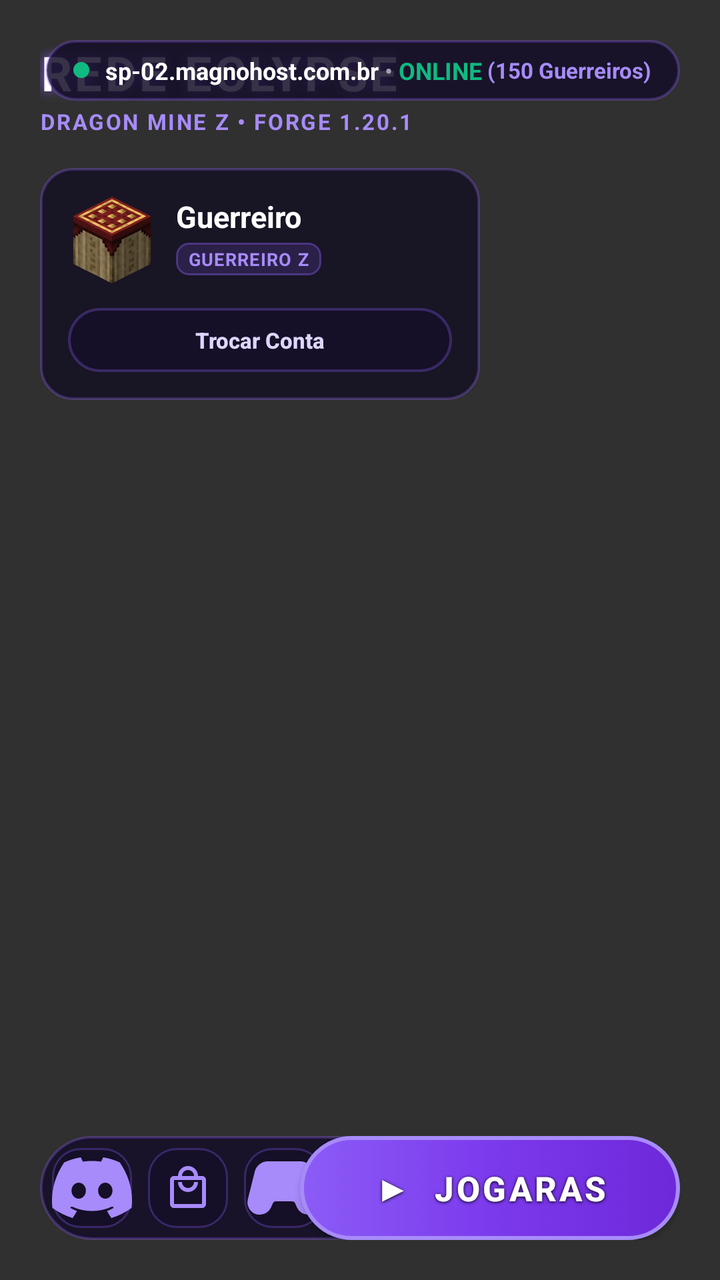
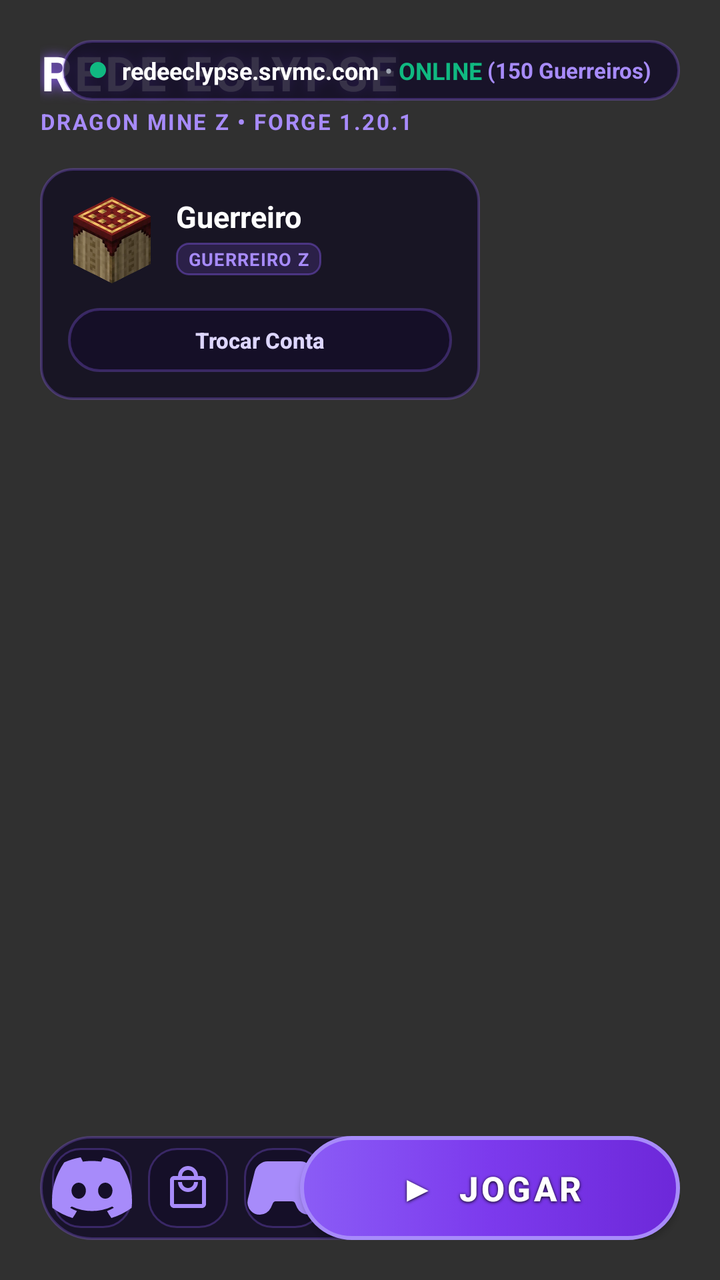

The first picture is an Android layout as it rendered before a commit; the second is the same layout after the commit. The layout source and the unified diff follow.
<!-- AndroidManifest.xml: application theme AppTheme -->
<!-- res/layout/fragment_launcher.xml -->
<?xml version="1.0" encoding="utf-8"?>
<androidx.constraintlayout.widget.ConstraintLayout
    xmlns:android="http://schemas.android.com/apk/res/android"
    xmlns:app="http://schemas.android.com/apk/res-auto"
    xmlns:tools="http://schemas.android.com/tools"
    android:id="@+id/fragment_menu_main"
    android:layout_width="match_parent"
    android:layout_height="match_parent"
    android:padding="20dp">

    
    <LinearLayout
        android:id="@+id/header_branding"
        android:layout_width="wrap_content"
        android:layout_height="wrap_content"
        android:orientation="vertical"
        app:layout_constraintStart_toStartOf="parent"
        app:layout_constraintTop_toTopOf="parent">

        <TextView
            android:id="@+id/title_rede_eclypse"
            android:layout_width="wrap_content"
            android:layout_height="wrap_content"
            android:text="REDE ECLYPSE"
            android:textColor="@color/eclypse_text_title"
            android:textSize="24sp"
            android:textStyle="bold"
            android:letterSpacing="0.06"
            android:shadowColor="@color/eclypse_purple_primary"
            android:shadowDx="0"
            android:shadowDy="0"
            android:shadowRadius="14" />

        <TextView
            android:layout_width="wrap_content"
            android:layout_height="wrap_content"
            android:text="DRAGON MINE Z • FORGE 1.20.1"
            android:textColor="@color/eclypse_purple_glow"
            android:textSize="11sp"
            android:textStyle="bold"
            android:letterSpacing="0.08"
            android:layout_marginTop="1dp" />
    </LinearLayout>

    
    <LinearLayout
        android:id="@+id/server_status_card"
        android:layout_width="wrap_content"
        android:layout_height="wrap_content"
        android:orientation="horizontal"
        android:gravity="center_vertical"
        android:background="@drawable/bg_glass_card_pill"
        android:paddingHorizontal="14dp"
        android:paddingVertical="7dp"
        app:layout_constraintEnd_toEndOf="parent"
        app:layout_constraintTop_toTopOf="parent">

        <View
            android:layout_width="8dp"
            android:layout_height="8dp"
            android:background="@drawable/indicator_online"
            android:layout_marginEnd="8dp" />

        <TextView
            android:id="@+id/server_address_text"
            android:layout_width="wrap_content"
            android:layout_height="wrap_content"
            android:text="sp-02.magnohost.com.br"
            android:textColor="@color/eclypse_text_title"
            android:textSize="12sp"
            android:textStyle="bold" />

        <TextView
            android:layout_width="wrap_content"
            android:layout_height="wrap_content"
            android:text=" • "
            android:textColor="@color/eclypse_text_muted"
            android:textSize="12sp" />

        <TextView
            android:id="@+id/server_status_text"
            android:layout_width="wrap_content"
            android:layout_height="wrap_content"
            android:text="ONLINE"
            android:textColor="@color/eclypse_online_green"
            android:textSize="12sp"
            android:textStyle="bold" />

        <TextView
            android:id="@+id/server_players_count"
            android:layout_width="wrap_content"
            android:layout_height="wrap_content"
            android:text=" (150 Guerreiros)"
            android:textColor="@color/eclypse_purple_glow"
            android:textSize="11sp"
            android:textStyle="bold" />
    </LinearLayout>

    
    <androidx.constraintlayout.widget.ConstraintLayout
        android:id="@+id/player_card"
        android:layout_width="220dp"
        android:layout_height="wrap_content"
        android:background="@drawable/bg_glass_card"
        android:padding="14dp"
        android:layout_marginTop="16dp"
        app:layout_constraintStart_toStartOf="parent"
        app:layout_constraintTop_toBottomOf="@id/header_branding">

        
        <ImageView
            android:id="@+id/player_skin_avatar"
            android:layout_width="44dp"
            android:layout_height="44dp"
            android:scaleType="fitCenter"
            android:src="@drawable/ic_pojav_full"
            app:layout_constraintStart_toStartOf="parent"
            app:layout_constraintTop_toTopOf="parent" />

        
        <TextView
            android:id="@+id/player_username"
            android:layout_width="0dp"
            android:layout_height="wrap_content"
            android:text="Guerreiro"
            android:textColor="@color/eclypse_text_title"
            android:textSize="15sp"
            android:textStyle="bold"
            android:maxLines="1"
            android:ellipsize="end"
            android:layout_marginStart="10dp"
            app:layout_constraintStart_toEndOf="@id/player_skin_avatar"
            app:layout_constraintEnd_toEndOf="parent"
            app:layout_constraintTop_toTopOf="@id/player_skin_avatar" />

        
        <TextView
            android:id="@+id/player_rank_tag"
            android:layout_width="wrap_content"
            android:layout_height="wrap_content"
            android:text="GUERREIRO Z"
            android:textColor="@color/eclypse_purple_glow"
            android:textSize="9sp"
            android:textStyle="bold"
            android:letterSpacing="0.05"
            android:background="@drawable/bg_badge_purple"
            android:paddingHorizontal="6dp"
            android:paddingVertical="2dp"
            android:layout_marginStart="10dp"
            android:layout_marginTop="3dp"
            app:layout_constraintStart_toEndOf="@id/player_skin_avatar"
            app:layout_constraintTop_toBottomOf="@id/player_username" />

        
        <androidx.appcompat.widget.AppCompatButton
            android:id="@+id/switch_account_btn"
            android:layout_width="match_parent"
            android:layout_height="32dp"
            android:text="Trocar Conta"
            android:textColor="@color/eclypse_text_subtitle"
            android:textSize="11sp"
            android:textStyle="bold"
            android:textAllCaps="false"
            android:background="@drawable/bg_glass_card_pill"
            android:layout_marginTop="12dp"
            app:layout_constraintTop_toBottomOf="@id/player_skin_avatar"
            app:layout_constraintStart_toStartOf="parent"
            app:layout_constraintEnd_toEndOf="parent" />

    </androidx.constraintlayout.widget.ConstraintLayout>

    
    <LinearLayout
        android:id="@+id/bottom_dock"
        android:layout_width="wrap_content"
        android:layout_height="wrap_content"
        android:orientation="horizontal"
        android:background="@drawable/bg_glass_card_pill"
        android:padding="6dp"
        app:layout_constraintStart_toStartOf="parent"
        app:layout_constraintBottom_toBottomOf="parent">

        
        <ImageButton
            android:id="@+id/discord_button"
            android:layout_width="40dp"
            android:layout_height="40dp"
            android:background="@drawable/bg_dock_item"
            android:src="@drawable/ic_discord"
            android:tint="@color/eclypse_purple_glow"
            android:scaleType="centerInside"
            android:contentDescription="Discord" />

        
        <ImageButton
            android:id="@+id/shop_button"
            android:layout_width="40dp"
            android:layout_height="40dp"
            android:background="@drawable/bg_dock_item"
            android:src="@drawable/ic_shop_vip"
            android:tint="@color/eclypse_purple_glow"
            android:scaleType="centerInside"
            android:layout_marginStart="8dp"
            android:contentDescription="Loja VIP" />

        
        <ImageButton
            android:id="@+id/custom_control_button"
            android:layout_width="40dp"
            android:layout_height="40dp"
            android:background="@drawable/bg_dock_item"
            android:src="@drawable/ic_menu_custom_controls"
            android:tint="@color/eclypse_purple_glow"
            android:scaleType="centerInside"
            android:layout_marginStart="8dp"
            android:contentDescription="Controles" />

        
        <ImageButton
            android:id="@+id/dock_settings_btn"
            android:layout_width="40dp"
            android:layout_height="40dp"
            android:background="@drawable/bg_dock_item"
            android:src="@drawable/ic_menu_settings"
            android:tint="@color/eclypse_purple_glow"
            android:scaleType="centerInside"
            android:layout_marginStart="8dp"
            android:contentDescription="Configurações" />

        
        <ImageButton
            android:id="@+id/open_files_button"
            android:layout_width="40dp"
            android:layout_height="40dp"
            android:background="@drawable/bg_dock_item"
            android:src="@drawable/ic_folder"
            android:tint="@color/eclypse_purple_glow"
            android:scaleType="centerInside"
            android:layout_marginStart="8dp"
            android:contentDescription="Arquivos" />
    </LinearLayout>

    
    <androidx.appcompat.widget.AppCompatButton
        android:id="@+id/play_button"
        android:layout_width="190dp"
        android:layout_height="52dp"
        android:background="@drawable/bg_button_jogar"
        android:text="▶  JOGARAs"
        android:textColor="#FFFFFF"
        android:textSize="17sp"
        android:textStyle="bold"
        android:letterSpacing="0.08"
        android:shadowColor="#000000"
        android:shadowDx="0"
        android:shadowDy="1"
        android:shadowRadius="4"
        android:elevation="6dp"
        app:layout_constraintEnd_toEndOf="parent"
        app:layout_constraintBottom_toBottomOf="parent" />

    
    <com.kdt.mcgui.mcVersionSpinner
        android:id="@+id/mc_version_spinner"
        android:layout_width="1dp"
        android:layout_height="1dp"
        android:visibility="gone"
        app:layout_constraintStart_toStartOf="parent"
        app:layout_constraintTop_toTopOf="parent" />

    <ImageButton
        android:id="@+id/edit_profile_button"
        android:layout_width="1dp"
        android:layout_height="1dp"
        android:visibility="gone"
        app:layout_constraintStart_toStartOf="parent"
        app:layout_constraintTop_toTopOf="parent" />

    <Button
        android:id="@+id/news_button"
        android:layout_width="1dp"
        android:layout_height="1dp"
        android:visibility="gone"
        app:layout_constraintStart_toStartOf="parent"
        app:layout_constraintTop_toTopOf="parent" />

    <Button
        android:id="@+id/install_jar_button"
        android:layout_width="1dp"
        android:layout_height="1dp"
        android:visibility="gone"
        app:layout_constraintStart_toStartOf="parent"
        app:layout_constraintTop_toTopOf="parent" />

    <Button
        android:id="@+id/share_logs_button"
        android:layout_width="1dp"
        android:layout_height="1dp"
        android:visibility="gone"
        app:layout_constraintStart_toStartOf="parent"
        app:layout_constraintTop_toTopOf="parent" />

</androidx.constraintlayout.widget.ConstraintLayout>
<!-- resources referenced by this layout -->
<resources>
  <color name="eclypse_online_green">#10B981</color>
  <color name="eclypse_purple_glow">#A78BFA</color>
  <color name="eclypse_purple_primary">#8B5CF6</color>
  <color name="eclypse_text_muted">#9CA3AF</color>
  <color name="eclypse_text_subtitle">#DDD6FE</color>
  <color name="eclypse_text_title">#FFFFFF</color>
  <!-- drawable bg_badge_purple (drawable) -->
  <?xml version="1.0" encoding="utf-8"?>
  <shape xmlns:android="http://schemas.android.com/apk/res/android"
      android:shape="rectangle">
      <solid android:color="#2B8B5CF6" />
      <stroke
          android:width="1dp"
          android:color="#668B5CF6" />
      <corners android:radius="6dp" />
  </shape>
  <!-- drawable bg_dock_item (drawable) -->
  <?xml version="1.0" encoding="utf-8"?>
  <selector xmlns:android="http://schemas.android.com/apk/res/android">
      <item android:state_pressed="true">
          <shape android:shape="rectangle">
              <solid android:color="#4D8B5CF6" />
              <stroke
                  android:width="1.5dp"
                  android:color="@color/eclypse_purple_glow" />
              <corners android:radius="14dp" />
          </shape>
      </item>
      <item>
          <shape android:shape="rectangle">
              <solid android:color="@color/eclypse_glass_pill" />
              <stroke
                  android:width="1dp"
                  android:color="@color/eclypse_glass_stroke" />
              <corners android:radius="14dp" />
          </shape>
      </item>
  </selector>
  <!-- drawable bg_glass_card (drawable) -->
  <?xml version="1.0" encoding="utf-8"?>
  <shape xmlns:android="http://schemas.android.com/apk/res/android"
      android:shape="rectangle">
      <solid android:color="@color/eclypse_glass_card" />
      <stroke
          android:width="1.2dp"
          android:color="@color/eclypse_glass_stroke" />
      <corners android:radius="16dp" />
  </shape>
  <!-- drawable bg_glass_card_pill (drawable) -->
  <?xml version="1.0" encoding="utf-8"?>
  <shape xmlns:android="http://schemas.android.com/apk/res/android"
      android:shape="rectangle">
      <solid android:color="@color/eclypse_glass_pill" />
      <stroke
          android:width="1.2dp"
          android:color="@color/eclypse_glass_stroke" />
      <corners android:radius="999dp" />
  </shape>
  <!-- drawable ic_shop_vip (drawable) -->
  <vector xmlns:android="http://schemas.android.com/apk/res/android"
      android:width="24dp"
      android:height="24dp"
      android:viewportWidth="24"
      android:viewportHeight="24">
    <path
        android:fillColor="@android:color/white"
        android:pathData="M19,6h-2c0,-2.76 -2.24,-5 -5,-5S7,3.24 7,6H5c-1.1,0 -2,0.9 -2,2v12c0,1.1 0.9,2 2,2h14c1.1,0 2,-0.9 2,-2V8c0,-1.1 -0.9,-2 -2,-2zm-7,-3c1.66,0 3,1.34 3,3H9c0,-1.66 1.34,-3 3,-3zm7,17H5V8h14v12zm-7,-8c-1.66,0 -3,-1.34 -3,-3H7c0,2.76 2.24,5 5,5s5,-2.24 5,-5h-2c0,1.66 -1.34,3 -3,3z"/>
  </vector>
  <!-- drawable indicator_online (drawable) -->
  <?xml version="1.0" encoding="utf-8"?>
  <shape xmlns:android="http://schemas.android.com/apk/res/android"
      android:shape="oval">
      <solid android:color="@color/eclypse_online_green" />
      <size
          android:width="8dp"
          android:height="8dp" />
  </shape>
  <style name="AppTheme" parent="@style/Theme.AppCompat.NoActionBar">
          <item name="windowNoTitle">true</item>
          <item name="windowActionBar">false</item>
          <item name="android:windowContentOverlay">@null</item>
          <item name="android:statusBarColor">@color/background_status_bar</item>
          <item name="android:navigationBarColor">@color/background_app</item>
          <item name="preferenceTheme">@style/PreferenceThemeOverlay.v14.Material</item>
  
          <item name="android:textSize">@dimen/_12ssp</item>
  
      </style>
  <color name="eclypse_glass_pill">#D9140F28</color>
  <color name="eclypse_glass_stroke">#4D8B5CF6</color>
  <color name="eclypse_glass_card">#BF110D20</color>
  <color name="background_status_bar">#07080B</color>
  <color name="background_app">#07080B</color>
  <!-- unchanged entries left out for length: 6 -->
</resources>

<!-- the commit's change to res/layout/fragment_launcher.xml (unified diff, before → after) -->
@@ -65,7 +65,7 @@
             android:id="@+id/server_address_text"
             android:layout_width="wrap_content"
             android:layout_height="wrap_content"
-            android:text="sp-02.magnohost.com.br"
+            android:text="redeeclypse.srvmc.com"
             android:textColor="@color/eclypse_text_title"
             android:textSize="12sp"
             android:textStyle="bold" />
@@ -246,7 +246,7 @@
         android:layout_width="190dp"
         android:layout_height="52dp"
         android:background="@drawable/bg_button_jogar"
-        android:text="▶  JOGARAs"
+        android:text="▶  JOGAR"
         android:textColor="#FFFFFF"
         android:textSize="17sp"
         android:textStyle="bold"
